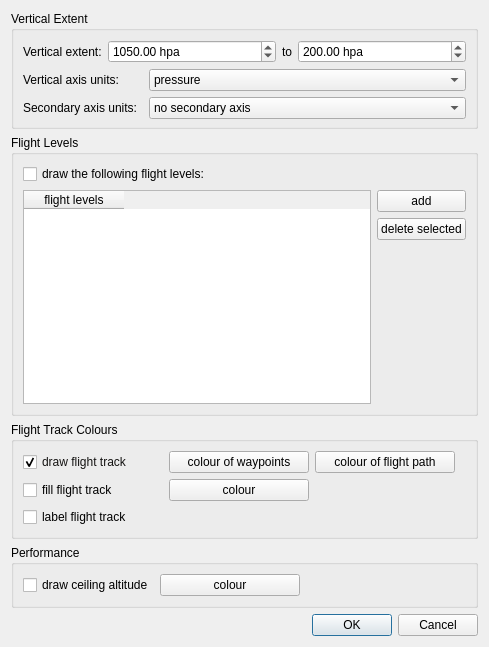
First picture: the form in mslib/msui/ui/ui_sideview_options.ui, repository Open-MSS/MSS, before the edit.
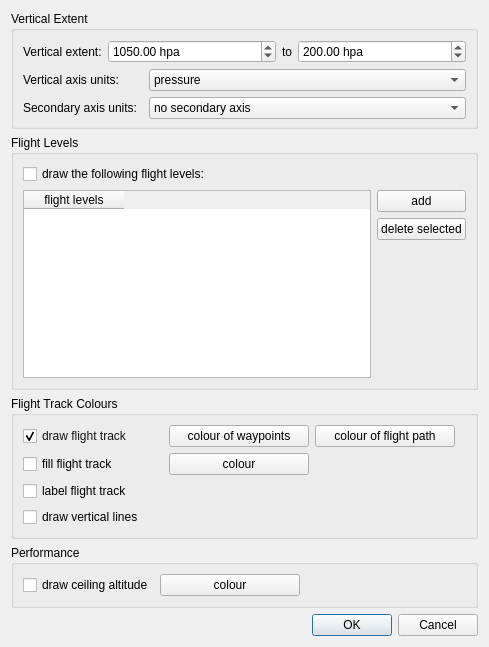
Second picture: the form after the edit.

Commit message: Draw sideview verticals on client side

The edit to the form file:
```diff
--- a/mslib/msui/ui/ui_sideview_options.ui
+++ b/mslib/msui/ui/ui_sideview_options.ui
@@ -434,6 +434,20 @@
         </item>
        </layout>
       </item>
+      <item>
+       <layout class="QHBoxLayout" name="horizontalLayout_7">
+        <item>
+         <widget class="QCheckBox" name="cbVerticalLines">
+          <property name="statusTip">
+           <string>Draw a vertical line to visualise each point in the flight path</string>
+          </property>
+          <property name="text">
+           <string>draw vertical lines</string>
+          </property>
+         </widget>
+        </item>
+       </layout>
+      </item>
      </layout>
     </widget>
    </item>
```
The commit also changes 6 other files.
